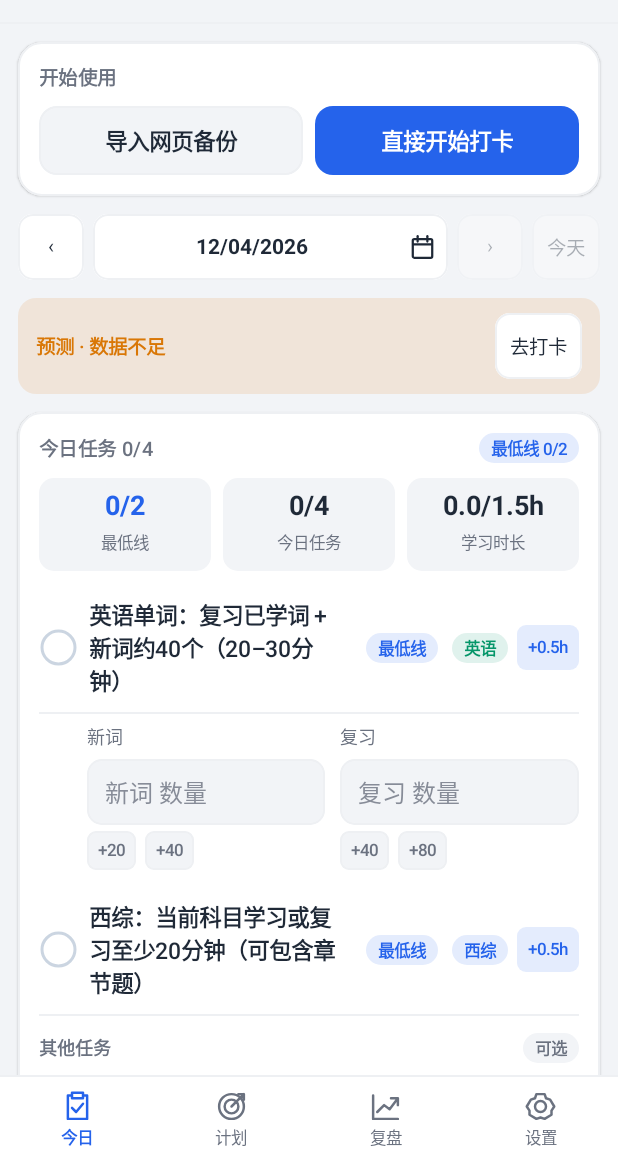
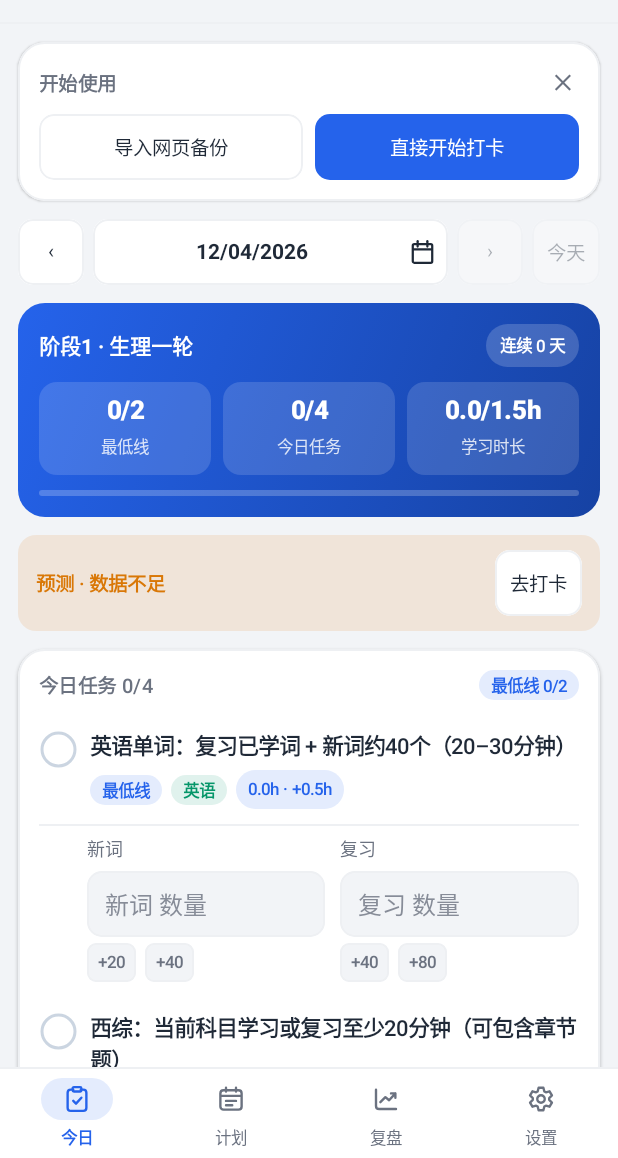
Before and after one commit to xjb1337/kaoyan-checkin, an Android app built with Jetpack Compose: the screen it shows after launch (MainActivity), on a phone screen of 412 x 824 dp, the part 78-1236 px from its top. Run offline under Robolectric (Android 15) with nearby library versions, the phone set to English and light mode, and no system bars; our stand-ins replace Room's generated code; network calls fail; pictures from the network do not load.

Commit message:
Android：顶栏渐变 Hero 卡、TabBar 图标优化与测试清理，发布 1.2.1

```diff
--- a/android/app/src/main/java/com/xjb/kaoyancheckin/MainActivity.kt
+++ b/android/app/src/main/java/com/xjb/kaoyancheckin/MainActivity.kt
@@ -24,6 +24,7 @@ import androidx.compose.runtime.*
 import androidx.compose.runtime.saveable.rememberSaveable
 import androidx.compose.ui.Alignment
 import androidx.compose.ui.Modifier
+import androidx.compose.ui.draw.clip
 import androidx.compose.ui.graphics.toArgb
 import androidx.compose.ui.res.painterResource
 import androidx.compose.ui.semantics.Role
@@ -161,13 +162,20 @@ private fun CheckinApp(openTodaySignal: Int, model: CheckinViewModel, updates: U
                         Text(model.loadError, color = c.red)
                         WebButton("前往设置，导出原始存档或恢复", { model.page = 3 })
                     }
-                    if (!CheckinCore.hasData(model.state) && model.page != 3 && !onboardingDismissed) Section("开始使用") {
+                    if (!CheckinCore.hasData(model.state) && model.page != 3 && !onboardingDismissed) Section {
+                        Row(Modifier.fillMaxWidth().padding(bottom = 8.dp), verticalAlignment = Alignment.CenterVertically) {
+                            Text("开始使用", Modifier.weight(1f), style = MaterialTheme.typography.titleSmall, color = c.sub)
+                            Text("✕", Modifier.clip(androidx.compose.foundation.shape.CircleShape)
+                                .clickable { onboardingDismissed = true }
+                                .padding(horizontal = 6.dp, vertical = 2.dp),
+                                color = c.sub, fontSize = 13.sp, fontWeight = FontWeight.SemiBold)
+                        }
                         Row(horizontalArrangement = Arrangement.spacedBy(8.dp)) {
-                            WebButton("导入网页备份", { model.page = 3 }, Modifier.weight(1f), big = true)
+                            WebButton("导入网页备份", { model.page = 3 }, Modifier.weight(1f))
                             WebButton("直接开始打卡", {
                                 onboardingDismissed = true
                                 model.page = 0
-                            }, Modifier.weight(1f), big = true, primary = true)
+                            }, Modifier.weight(1f), primary = true)
                         }
                     }
                     when (model.page) {
@@ -225,13 +233,19 @@ internal fun TabBar(selected: Int, onSelect: (Int) -> Unit) {
         Divider()
         Row(Modifier.widthIn(max = 540.dp).fillMaxWidth().windowInsetsPadding(WindowInsets.safeDrawing.only(WindowInsetsSides.Bottom))) {
             labels.forEachIndexed { index, label ->
-                Column(Modifier.weight(1f).heightIn(min = 54.dp).selectable(selected == index, role = Role.Tab, onClick = { onSelect(index) })
-                    .padding(top = 7.dp, bottom = 5.dp), horizontalAlignment = Alignment.CenterHorizontally,
-                    verticalArrangement = Arrangement.spacedBy(1.dp, Alignment.CenterVertically)) {
-                    Icon(painterResource(icons[index]), contentDescription = null, Modifier.size(22.dp),
-                        tint = if (selected == index) c.accent else c.sub)
-                    Text(label, color = if (selected == index) c.accent else c.sub, fontSize = 11.sp,
-                        lineHeight = 16.sp, fontWeight = if (selected == index) FontWeight.Bold else FontWeight.Normal, maxLines = 1)
+                val active = selected == index
+                Column(Modifier.weight(1f).heightIn(min = 58.dp).selectable(active, role = Role.Tab, onClick = { onSelect(index) })
+                    .padding(top = 6.dp, bottom = 5.dp), horizontalAlignment = Alignment.CenterHorizontally,
+                    verticalArrangement = Arrangement.spacedBy(3.dp, Alignment.CenterVertically)) {
+                    Box(Modifier.width(48.dp).height(28.dp)
+                        .clip(androidx.compose.foundation.shape.CircleShape)
+                        .background(if (active) c.chipBlue else androidx.compose.ui.graphics.Color.Transparent),
+                        contentAlignment = Alignment.Center) {
+                        Icon(painterResource(icons[index]), contentDescription = null, Modifier.size(20.dp),
+                            tint = if (active) c.accent else c.sub)
+                    }
+                    Text(label, color = if (active) c.accent else c.sub, fontSize = 11.sp,
+                        lineHeight = 14.sp, fontWeight = if (active) FontWeight.Bold else FontWeight.Medium, maxLines = 1)
                 }
             }
         }
--- a/android/app/src/main/java/com/xjb/kaoyancheckin/TodayWeekScreens.kt
+++ b/android/app/src/main/java/com/xjb/kaoyancheckin/TodayWeekScreens.kt
@@ -10,6 +10,7 @@ import androidx.compose.foundation.layout.*
 import androidx.compose.foundation.relocation.BringIntoViewRequester
 import androidx.compose.foundation.relocation.bringIntoViewRequester
 import androidx.compose.foundation.selection.toggleable
+import androidx.compose.foundation.shape.CircleShape
 import androidx.compose.foundation.shape.RoundedCornerShape
 import androidx.compose.material3.MaterialTheme
 import androidx.compose.material3.Text
@@ -18,7 +19,9 @@ import androidx.compose.runtime.saveable.rememberSaveable
 import androidx.compose.ui.Alignment
 import androidx.compose.ui.Modifier
 import androidx.compose.ui.draw.clip
+import androidx.compose.ui.graphics.Brush
 import androidx.compose.ui.graphics.Color
+import androidx.compose.ui.graphics.lerp
 import androidx.compose.ui.platform.LocalContext
 import androidx.compose.ui.semantics.Role
 import androidx.compose.ui.semantics.contentDescription
@@ -91,7 +94,28 @@ internal fun TodayScreen(model: CheckinViewModel) {
     }
     if (model.today < model.plan.start) Banner("🎯 开营 ${shortDate(model.plan.start)} · 还有 ${daysBetween(model.today, model.plan.start)} 天", "info")
     if (CheckinCore.needsBackup(state, System.currentTimeMillis())) {
-        Banner("💾 记得备份到手机外 ·", "info") { WebButton("去备份", { model.page = 5 }) }
+        Banner("💾 记得备份到手机外 ·", "info") { WebButton("去备份", { model.page = 3 }) }
+    }
+    val maximum = if (phase.optInt("fs") == 1) 1 else 2
+    val met = remember(model.plan, state, date, today) { model.plan.satisfied(date, state) }
+    val past = date < model.today
+    val minDone = remember(model.plan, state, date) { model.plan.minCount(date, state) }
+    val doneTasks = tasks.count { model.plan.isDone(record, it.id) }
+    val todayHours = record.optDouble("h", 0.0)
+    val goalHours = model.plan.goalHours(date, state, model.today)
+    val streak = remember(model.plan, state, today) { model.plan.streak(state, today) }
+    if (date >= model.plan.start && date <= model.today && tasks.isNotEmpty()) {
+        TodayHeroCard(
+            phaseName = phase.optString("name"),
+            streak = streak,
+            minDone = minDone,
+            minRequired = maximum,
+            met = met,
+            doneTasks = doneTasks,
+            totalTasks = tasks.size,
+            todayHours = todayHours,
+            goalHours = goalHours,
+        )
     }
     if (isToday && model.loadError.isEmpty()) {
         val summary = rememberTodayForecast(model.plan, state, today)
@@ -103,14 +127,11 @@ internal fun TodayScreen(model: CheckinViewModel) {
             ForecastGlance(summary) { model.page = 2 }
         }
     }
-    val maximum = if (phase.optInt("fs") == 1) 1 else 2
-    val met = remember(model.plan, state, date, today) { model.plan.satisfied(date, state) }
-    val past = date < model.today
     when {
         date < model.plan.start || date > model.today -> Unit
         model.plan.isMakeup(date, state) -> Banner("🩹 已用补签卡保住这天（本月还剩 ${model.plan.makeupLeft(date.take(7), state)} 张）", "ok")
         past && !met -> {
-            Banner("最低完成线 ${model.plan.minCount(date, state)}/$maximum", "warn") {
+            Banner("最低完成线 $minDone/$maximum", "warn") {
                 Chip("未达标", webColors.red, webColors.chipRed)
                 if (phase.optInt("fs") != 1 && model.plan.makeupLeft(date.take(7), state) > 0)
                     WebButton("🩹 用补签卡", { model.makeup(date) }, enabled = enabled)
@@ -120,38 +141,13 @@ internal fun TodayScreen(model: CheckinViewModel) {
     val minBadge = when {
         date < model.plan.start || date > model.today -> null
         met -> "保底已达标"
-        else -> "最低线 ${model.plan.minCount(date, state)}/$maximum"
+        else -> "最低线 $minDone/$maximum"
     }
     Section(
-        "今日任务 ${tasks.count { model.plan.isDone(record, it.id) }}/${tasks.size}",
+        "今日任务 $doneTasks/${tasks.size}",
         badge = minBadge,
         modifier = Modifier.bringIntoViewRequester(tasksRequester),
     ) {
-        if (date >= model.plan.start && date <= model.today && tasks.isNotEmpty()) {
-            val todayHours = record.optDouble("h", 0.0)
-            val goalHours = model.plan.goalHours(date, state, model.today)
-            val doneTasks = tasks.count { model.plan.isDone(record, it.id) }
-            Row(Modifier.fillMaxWidth().padding(bottom = 8.dp), horizontalArrangement = Arrangement.spacedBy(8.dp)) {
-                SummaryMetric(
-                    "${model.plan.minCount(date, state)}/$maximum",
-                    if (met) "最低线达标" else "最低线",
-                    if (met) webColors.green else webColors.accent,
-                    Modifier.weight(1f),
-                )
-                SummaryMetric(
-                    "$doneTasks/${tasks.size}",
-                    "今日任务",
-                    if (doneTasks == tasks.size) webColors.green else webColors.text,
-                    Modifier.weight(1f),
-                )
-                SummaryMetric(
-                    "${hours(todayHours)}/${hours(goalHours)}h",
-                    "学习时长",
-                    if (todayHours >= goalHours) webColors.green else webColors.text,
-                    Modifier.weight(1f),
-                )
-            }
-        }
         if (tasks.isEmpty() && date < model.plan.start) {
             Row(Modifier.fillMaxWidth().padding(vertical = 6.dp), verticalAlignment = Alignment.CenterVertically,
                 horizontalArrangement = Arrangement.spacedBy(8.dp)) {
@@ -169,11 +165,12 @@ internal fun TodayScreen(model: CheckinViewModel) {
             val deletable = task.id.startsWith("c:") || task.id.startsWith("r:")
             val quickHour: (@Composable RowScope.() -> Unit)? = if (enabled && date <= model.today && task.tag in listOf("西综", "英语")) {
                 {
-                    Box(Modifier.padding(start = 4.dp).clip(RoundedCornerShape(6.dp))
+                    val currentHours = record.obj("sh").optDouble(task.tag, 0.0)
+                    Box(Modifier.clip(CircleShape)
                         .background(webColors.chipBlue)
                         .clickable { model.adjustHours(date, task.tag, 0.5) }
-                        .padding(horizontal = 7.dp, vertical = 4.dp)) {
-                        Text("+0.5h", fontSize = 11.sp, fontWeight = FontWeight.SemiBold, color = webColors.accent)
+                        .padding(horizontal = 8.dp, vertical = 2.dp)) {
+                        Text("${hours(currentHours)}h · +0.5h", fontSize = 11.sp, fontWeight = FontWeight.SemiBold, color = webColors.accent)
                     }
                 }
             } else null
@@ -300,6 +297,57 @@ internal fun TodayScreen(model: CheckinViewModel) {
 }
 
 @Composable
+private fun TodayHeroCard(
+    phaseName: String,
+    streak: Int,
+    minDone: Int,
+    minRequired: Int,
+    met: Boolean,
+    doneTasks: Int,
+    totalTasks: Int,
+    todayHours: Double,
+    goalHours: Double,
+) {
+    val c = webColors
+    val gradient = Brush.linearGradient(listOf(c.blue, lerp(c.blue, Color.Black, 0.24f)))
+    Column(
+        Modifier.fillMaxWidth()
+            .clip(RoundedCornerShape(18.dp))
+            .background(gradient)
+            .padding(14.dp),
+        verticalArrangement = Arrangement.spacedBy(10.dp),
+    ) {
+        Row(Modifier.fillMaxWidth(), verticalAlignment = Alignment.CenterVertically, horizontalArrangement = Arrangement.spacedBy(8.dp)) {
+            Text(phaseName, Modifier.weight(1f), color = Color.White, fontSize = 14.sp, fontWeight = FontWeight.Bold, maxLines = 1)
+            Box(Modifier.clip(CircleShape).background(Color.White.copy(alpha = 0.18f)).padding(horizontal = 9.dp, vertical = 3.dp)) {
+                Text(if (met) "连续 $streak 天 · 已达标" else "连续 $streak 天", color = Color.White, fontSize = 11.sp, fontWeight = FontWeight.SemiBold)
+            }
+        }
+        Row(Modifier.fillMaxWidth(), horizontalArrangement = Arrangement.spacedBy(8.dp)) {
+            listOf(
+                "$minDone/$minRequired" to "最低线",
+                "$doneTasks/$totalTasks" to "今日任务",
+                "${hours(todayHours)}/${hours(goalHours)}h" to "学习时长",
+            ).forEach { (value, label) ->
+                Column(
+                    Modifier.weight(1f).clip(RoundedCornerShape(12.dp)).background(Color.White.copy(alpha = 0.14f))
+                        .padding(horizontal = 8.dp, vertical = 8.dp),
+                    horizontalAlignment = Alignment.CenterHorizontally,
+                    verticalArrangement = Arrangement.spacedBy(2.dp),
+                ) {
+                    Text(value, color = Color.White, fontSize = 17.sp, fontWeight = FontWeight.ExtraBold, maxLines = 1)
+                    Text(label, color = Color.White.copy(alpha = 0.82f), fontSize = 11.sp, maxLines = 1)
+                }
+            }
+        }
+        val ratio = if (totalTasks == 0) 0f else (doneTasks.toFloat() / totalTasks).coerceIn(0f, 1f)
+        Box(Modifier.fillMaxWidth().height(4.dp).clip(CircleShape).background(Color.White.copy(alpha = 0.22f))) {
+            Box(Modifier.fillMaxHeight().fillMaxWidth(ratio).background(Color.White, CircleShape))
+        }
+    }
+}
+
+@Composable
 private fun ForecastGlance(items: List<ForecastSummaryItem>, openDetails: () -> Unit) {
     val c = webColors
     Column(
--- a/android/app/src/main/java/com/xjb/kaoyancheckin/WebComponents.kt
+++ b/android/app/src/main/java/com/xjb/kaoyancheckin/WebComponents.kt
@@ -64,9 +64,9 @@ internal fun Section(
     val c = webColors
     Column(
         modifier.fillMaxWidth()
-            .shadow(if (c.dark) 0.dp else 1.dp, RoundedCornerShape(16.dp))
-            .background(c.card, RoundedCornerShape(16.dp))
-            .border(1.dp, c.line, RoundedCornerShape(16.dp))
+            .shadow(if (c.dark) 0.dp else 1.dp, RoundedCornerShape(18.dp))
+            .background(c.card, RoundedCornerShape(18.dp))
+            .border(1.dp, c.line, RoundedCornerShape(18.dp))
             .padding(14.dp),
     ) {
         if (title != null) {
@@ -136,16 +136,19 @@ internal fun TaskRow(label: String, checked: Boolean, enabled: Boolean = true, t
                      minimum: Boolean = false, onDelete: (() -> Unit)? = null,
                      trailing: (@Composable RowScope.() -> Unit)? = null, onChange: () -> Unit) {
     val c = webColors
-    Row(Modifier.fillMaxWidth().heightIn(min = 58.dp), verticalAlignment = Alignment.CenterVertically) {
-        Row(Modifier.weight(1f).heightIn(min = 58.dp)
+    Row(Modifier.fillMaxWidth().heightIn(min = 56.dp), verticalAlignment = Alignment.CenterVertically) {
+        Row(Modifier.weight(1f).heightIn(min = 56.dp)
             .toggleable(checked, enabled = enabled, role = Role.Checkbox, onValueChange = { onChange() })
-            .padding(horizontal = 2.dp, vertical = 10.dp), verticalAlignment = Alignment.CenterVertically,
-            horizontalArrangement = Arrangement.spacedBy(9.dp)) {
-            RoundCheck(checked)
-            Text(label, Modifier.weight(1f), fontSize = 15.sp, lineHeight = 22.sp,
-                fontWeight = if (bold) FontWeight.SemiBold else FontWeight.Normal,
+            .padding(horizontal = 2.dp, vertical = 10.dp), verticalAlignment = Alignment.Top,
+            horizontalArrangement = Arrangement.spacedBy(10.dp)) {
+            Box(Modifier.padding(top = 2.dp)) { RoundCheck(checked) }
+            Column(Modifier.weight(1f), verticalArrangement = Arrangement.spacedBy(5.dp)) {
+                Text(label, fontSize = 14.5.sp, lineHeight = 21.sp,
+                    fontWeight = if (bold && !checked) FontWeight.SemiBold else FontWeight.Normal,
                     color = if (checked) c.sub else c.text,
                     textDecoration = if (checked) TextDecoration.LineThrough else TextDecoration.None)
+                if (minimum || tag != null || trailing != null) {
+                    Row(verticalAlignment = Alignment.CenterVertically, horizontalArrangement = Arrangement.spacedBy(6.dp)) {
                         if (minimum) Chip("最低线", c.accent, c.chipBlue)
                         if (tag != null) {
                             val (fg, bg) = when (tag) {
@@ -157,8 +160,11 @@ internal fun TaskRow(label: String, checked: Boolean, enabled: Boolean = true, t
                             }
                             Chip(tag, fg, bg)
                         }
+                        trailing?.invoke(this)
                     }
-        trailing?.invoke(this)
+                }
+            }
+        }
         if (onDelete != null) {
             WebButton("✕", onDelete, Modifier.padding(start = 4.dp, end = 2.dp), enabled = enabled,
                 accessibilityLabel = "删除$label")
--- a/android/app/src/main/res/drawable/tab_milestones.xml
+++ /dev/null
@@ -1,3 +0,0 @@
-<vector xmlns:android="http://schemas.android.com/apk/res/android" android:width="24dp" android:height="24dp" android:viewportWidth="24" android:viewportHeight="24">
-    <path android:fillColor="@android:color/transparent" android:strokeColor="#FF000000" android:strokeWidth="1.8" android:strokeLineCap="round" android:strokeLineJoin="round" android:pathData="M5,22V3M5,4C10,0 14,8 20,4V14C14,18 10,10 5,14" />
-</vector>
--- a/android/app/src/main/res/drawable/tab_progress.xml
+++ b/android/app/src/main/res/drawable/tab_progress.xml
@@ -1,3 +1,3 @@
 <vector xmlns:android="http://schemas.android.com/apk/res/android" android:width="24dp" android:height="24dp" android:viewportWidth="24" android:viewportHeight="24">
-    <path android:fillColor="@android:color/transparent" android:strokeColor="#FF000000" android:strokeWidth="1.8" android:strokeLineCap="round" android:strokeLineJoin="round" android:pathData="M3,4V21H21M6,16L11,11L15,14L21,6M16,6H21V11" />
+    <path android:fillColor="@android:color/transparent" android:strokeColor="#FF000000" android:strokeWidth="1.9" android:strokeLineCap="round" android:strokeLineJoin="round" android:pathData="M4,4.5V17.5C4,18.9 5.1,20 6.5,20H20M7.5,14.5L11.5,10.5L14.5,13L19.5,7.5M16,7.5H19.5V11" />
 </vector>
--- a/android/app/src/main/res/drawable/tab_settings.xml
+++ b/android/app/src/main/res/drawable/tab_settings.xml
@@ -1,3 +1,3 @@
 <vector xmlns:android="http://schemas.android.com/apk/res/android" android:width="24dp" android:height="24dp" android:viewportWidth="24" android:viewportHeight="24">
-    <path android:fillColor="@android:color/transparent" android:strokeColor="#FF000000" android:strokeWidth="1.8" android:strokeLineCap="round" android:strokeLineJoin="round" android:pathData="M9,3H15L16,6L19,7L22,12L20,15L20,18L15,21L12,20L9,21L4,18V15L2,12L5,7L8,6ZM12,8A4,4 0,1 0,12 16A4,4 0,1 0,12 8" />
+    <path android:fillColor="@android:color/transparent" android:strokeColor="#FF000000" android:strokeWidth="1.9" android:strokeLineCap="round" android:strokeLineJoin="round" android:pathData="M10.09,3.00L13.91,3.00L14.68,5.97L15.88,6.66L18.84,5.84L20.75,9.16L18.56,11.31L18.56,12.69L20.75,14.84L18.84,18.16L15.88,17.34L14.68,18.03L13.91,21.00L10.09,21.00L9.32,18.03L8.12,17.34L5.16,18.16L3.25,14.84L5.44,12.69L5.44,11.31L3.25,9.16L5.16,5.84L8.12,6.66L9.32,5.97ZM12,9A3,3 0,1 0,12 15A3,3 0,1 0,12 9Z" />
 </vector>
--- a/android/app/src/main/res/drawable/tab_stats.xml
+++ /dev/null
@@ -1,3 +0,0 @@
-<vector xmlns:android="http://schemas.android.com/apk/res/android" android:width="24dp" android:height="24dp" android:viewportWidth="24" android:viewportHeight="24">
-    <path android:fillColor="@android:color/transparent" android:strokeColor="#FF000000" android:strokeWidth="1.8" android:strokeLineCap="round" android:strokeLineJoin="round" android:pathData="M4,21V13H8V21ZM10,21V4H14V21ZM16,21V9H20V21Z" />
-</vector>
--- a/android/app/src/main/res/drawable/tab_today.xml
+++ b/android/app/src/main/res/drawable/tab_today.xml
@@ -1,3 +1,3 @@
 <vector xmlns:android="http://schemas.android.com/apk/res/android" android:width="24dp" android:height="24dp" android:viewportWidth="24" android:viewportHeight="24">
-    <path android:fillColor="@android:color/transparent" android:strokeColor="#FF000000" android:strokeWidth="1.8" android:strokeLineCap="round" android:strokeLineJoin="round" android:pathData="M8,4H5V21H19V4H16M8,2H16V6H8ZM8,13L11,16L16,10" />
+    <path android:fillColor="@android:color/transparent" android:strokeColor="#FF000000" android:strokeWidth="1.9" android:strokeLineCap="round" android:strokeLineJoin="round" android:pathData="M9,4.5H7C5.6,4.5 4.5,5.6 4.5,7V19C4.5,20.4 5.6,21.5 7,21.5H17C18.4,21.5 19.5,20.4 19.5,19V7C19.5,5.6 18.4,4.5 17,4.5H15M9.5,2.5H14.5C15.1,2.5 15.5,2.9 15.5,3.5V5C15.5,5.6 15.1,6 14.5,6H9.5C8.9,6 8.5,5.6 8.5,5V3.5C8.5,2.9 8.9,2.5 9.5,2.5ZM9,13.5L11.2,15.7L15.5,11" />
 </vector>
--- a/android/app/src/main/res/drawable/tab_week.xml
+++ b/android/app/src/main/res/drawable/tab_week.xml
@@ -1,3 +1,3 @@
 <vector xmlns:android="http://schemas.android.com/apk/res/android" android:width="24dp" android:height="24dp" android:viewportWidth="24" android:viewportHeight="24">
-    <path android:fillColor="@android:color/transparent" android:strokeColor="#FF000000" android:strokeWidth="1.8" android:strokeLineCap="round" android:strokeLineJoin="round" android:pathData="M12,3A9,9 0,1 0,12 21A9,9 0,1 0,12 3M12,7A5,5 0,1 0,12 17A5,5 0,1 0,12 7M12,12L21,3M17,3H21V7" />
+    <path android:fillColor="@android:color/transparent" android:strokeColor="#FF000000" android:strokeWidth="1.9" android:strokeLineCap="round" android:strokeLineJoin="round" android:pathData="M6,5H18C19.4,5 20.5,6.1 20.5,7.5V18C20.5,19.4 19.4,20.5 18,20.5H6C4.6,20.5 3.5,19.4 3.5,18V7.5C3.5,6.1 4.6,5 6,5ZM8,3V6M16,3V6M3.5,9.5H20.5M8,13.5H16M8,17H13" />
 </vector>
```
Also changed, not shown: android/app/build.gradle.kts (+2 -28 lines), android/app/src/main/java/com/xjb/kaoyancheckin/ProgressStatsScreens.kt (+10 -7 lines), 8 other files. Lines whose indentation alone changed are shown as unchanged.
